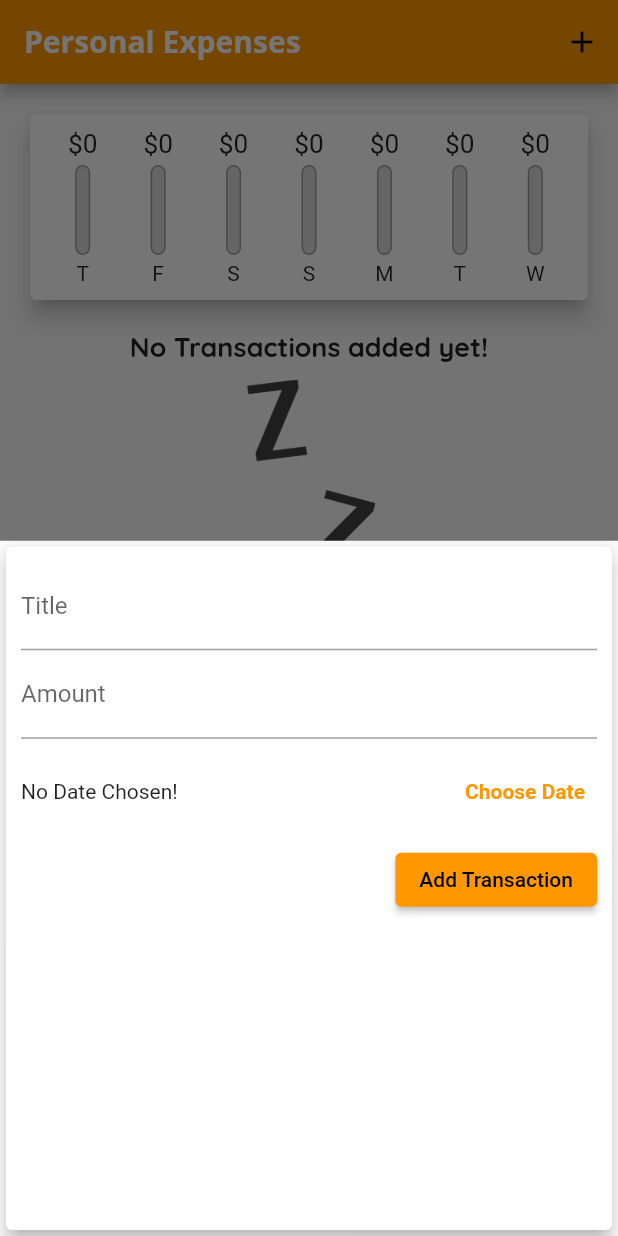
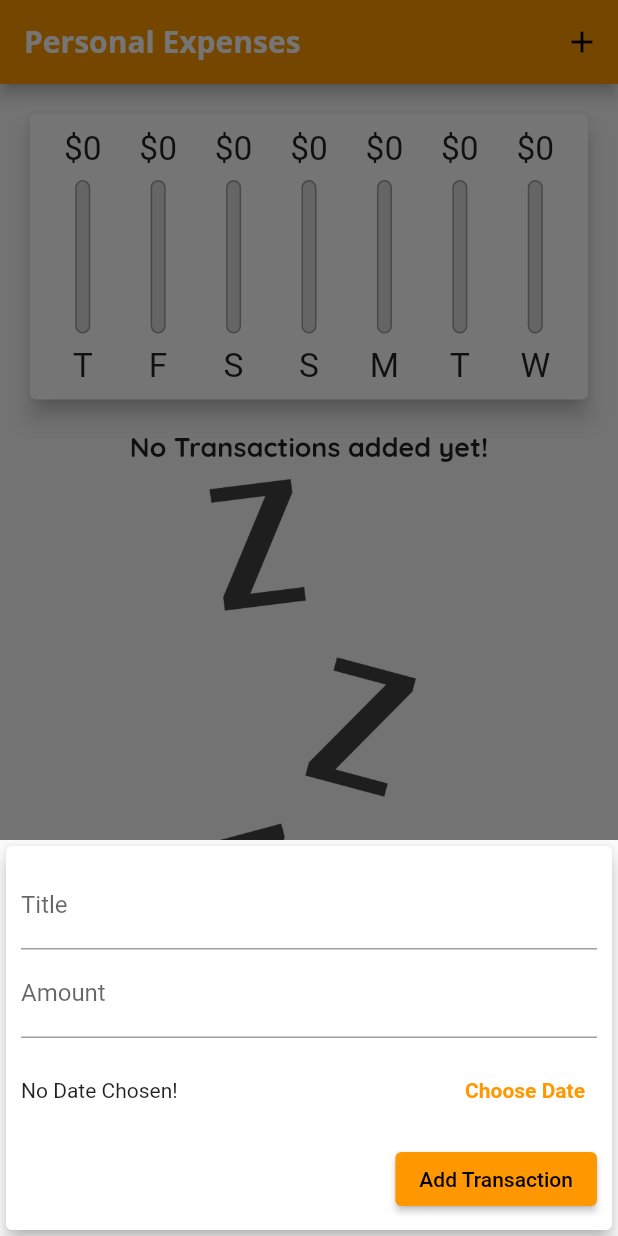
Before and after one commit to lukaofirst/learning-flutter-and-dart, a Flutter app: the screen it shows after launch, after a tap on the "add" icon, on a phone screen of 412 x 824 dp. Run offline on Flutter 3.47's test engine with Material 2 defaults, Android fonts, the phone set to English and light mode, and no system bars.

Commit message:
Responsive and Adaptive User Interfaces

```diff
--- a/003 - Personal Expenses App/personal_expenses_app/lib/main.dart
+++ b/003 - Personal Expenses App/personal_expenses_app/lib/main.dart
@@ -1,13 +1,25 @@
 // ignore_for_file: use_key_in_widget_constructors, prefer_const_literals_to_create_immutables, prefer_const_constructors, sized_box_for_whitespace, avoid_print, deprecated_member_use
+import 'dart:io';
 
+import 'package:flutter/cupertino.dart';
 import 'package:flutter/material.dart';
+// import 'package:flutter/services.dart';
 
 import './widgets/chart.dart';
 import './widgets/transaction_list.dart';
 import './widgets/new_transaction.dart';
 import './models/transaction.dart';
 
-void main() => runApp(MyApp());
+void main() {
+//   WidgetsFlutterBinding.ensureInitialized();
+
+//   SystemChrome.setPreferredOrientations([
+//     DeviceOrientation.portraitUp,
+//     DeviceOrientation.portraitDown,
+//   ]);
+
+  runApp(MyApp());
+}
 
 class MyApp extends StatelessWidget {
   @override
@@ -58,6 +70,7 @@ class _MyHomePageState extends State<MyHomePage> {
     //   date: DateTime.now(),
     // ),
   ];
+  bool _showChart = false;
 
   List<Transaction> get _recentTransactions {
     return _userTransactions.where((tx) {
@@ -104,8 +117,26 @@ class _MyHomePageState extends State<MyHomePage> {
 
   @override
   Widget build(BuildContext context) {
-    return Scaffold(
-      appBar: AppBar(
+    final mediaQuery = MediaQuery.of(context);
+    final isLandscape = mediaQuery.orientation == Orientation.landscape;
+
+    final dynamic appBar = Platform.isIOS
+        ? CupertinoNavigationBar(
+            middle: Text('Personal Expenses'),
+            trailing: Row(
+              mainAxisSize: MainAxisSize.min,
+              children: [
+                IconButton(
+                  onPressed: () => _startAddNewTransaction(context),
+                  icon: GestureDetector(
+                    child: Icon(CupertinoIcons.add),
+                    onTap: () => _startAddNewTransaction(context),
+                  ),
+                ),
+              ],
+            ),
+          )
+        : AppBar(
             title: Text('Personal Expenses'),
             actions: [
               IconButton(
@@ -113,19 +144,80 @@ class _MyHomePageState extends State<MyHomePage> {
                 icon: Icon(Icons.add),
               ),
             ],
-      ),
-      body: SingleChildScrollView(
+          );
+
+    final txListWidget = Container(
+      height: (mediaQuery.size.height -
+              appBar.preferredSize.height -
+              mediaQuery.padding.top) *
+          0.7,
+      child: TransactionList(_userTransactions, _deleteTransaction),
+    );
+
+    final pageBody = SafeArea(
+      child: SingleChildScrollView(
         child: Column(
           // mainAxisAlignment: MainAxisAlignment.start,
           crossAxisAlignment: CrossAxisAlignment.stretch,
           children: [
-            Chart(_recentTransactions),
-            TransactionList(_userTransactions, _deleteTransaction),
+            if (isLandscape)
+              Row(
+                mainAxisAlignment: MainAxisAlignment.center,
+                children: [
+                  Text(
+                    'Show Chart',
+                    style: Theme.of(context).textTheme.headline6,
+                  ),
+                  Switch.adaptive(
+                    activeColor: Theme.of(context).accentColor,
+                    value: _showChart,
+                    onChanged: (val) {
+                      setState(() {
+                        _showChart = val;
+                      });
+                    },
+                  ),
+                ],
+              ),
+            if (!isLandscape) ...[
+              Container(
+                height: (mediaQuery.size.height -
+                        appBar.preferredSize.height -
+                        mediaQuery.padding.top) *
+                    0.3,
+                child: Chart(_recentTransactions),
+              ),
+              txListWidget
+            ],
+            //if (!isLandscape) txListWidget,
+            if (isLandscape)
+              _showChart
+                  ? Container(
+                      height: (mediaQuery.size.height -
+                              appBar.preferredSize.height -
+                              mediaQuery.padding.top) *
+                          0.7,
+                      child: Chart(_recentTransactions),
+                    )
+                  : txListWidget,
           ],
         ),
       ),
-      floatingActionButtonLocation: FloatingActionButtonLocation.centerFloat,
-      floatingActionButton: FloatingActionButton(
+    );
+
+    return Platform.isIOS
+        ? CupertinoPageScaffold(
+            child: pageBody,
+            navigationBar: appBar,
+          )
+        : Scaffold(
+            appBar: appBar,
+            body: pageBody,
+            floatingActionButtonLocation:
+                FloatingActionButtonLocation.centerFloat,
+            floatingActionButton: Platform.isIOS
+                ? Container()
+                : FloatingActionButton(
                     child: Icon(Icons.add),
                     onPressed: () => _startAddNewTransaction(context),
                   ),
--- /dev/null
+++ b/003 - Personal Expenses App/personal_expenses_app/lib/widgets/adaptive_button.dart
@@ -0,0 +1,35 @@
+// ignore_for_file: use_key_in_widget_constructors, prefer_const_constructors, prefer_const_constructors_in_immutables
+
+import 'dart:io';
+
+import 'package:flutter/cupertino.dart';
+import 'package:flutter/material.dart';
+
+class AdaptiveButton extends StatelessWidget {
+  final String text;
+  final VoidCallback handler;
+
+  AdaptiveButton(this.text, this.handler);
+
+  @override
+  Widget build(BuildContext context) {
+    return Platform.isIOS
+        ? CupertinoButton(
+            onPressed: handler,
+            child: Text(
+              text,
+              style: TextStyle(fontWeight: FontWeight.bold),
+            ),
+          )
+        : TextButton(
+            onPressed: handler,
+            child: Text(
+              text,
+              style: TextStyle(fontWeight: FontWeight.bold),
+            ),
+            style: TextButton.styleFrom(
+              primary: Theme.of(context).primaryColor,
+            ),
+          );
+  }
+}
--- a/003 - Personal Expenses App/personal_expenses_app/lib/widgets/chart_bar.dart
+++ b/003 - Personal Expenses App/personal_expenses_app/lib/widgets/chart_bar.dart
@@ -11,19 +11,21 @@ class ChartBar extends StatelessWidget {
 
   @override
   Widget build(BuildContext context) {
+    return LayoutBuilder(
+      builder: (ctx, constraints) {
         return Column(
           children: [
             Container(
-          height: 20,
+              height: constraints.maxHeight * 0.15,
               child: FittedBox(
                 child: Text('\$${spendingAmount.toStringAsFixed(0)}'),
               ),
             ),
             SizedBox(
-          height: 4,
+              height: constraints.maxHeight * 0.05,
             ),
             Container(
-          height: 60,
+              height: constraints.maxHeight * 0.6,
               width: 10,
               child: Stack(
                 children: [
@@ -46,9 +48,14 @@ class ChartBar extends StatelessWidget {
                 ],
               ),
             ),
-        SizedBox(height: 4),
-        Text(label)
+            SizedBox(height: constraints.maxHeight * 0.05),
+            Container(
+              height: constraints.maxHeight * 0.15,
+              child: FittedBox(child: Text(label)),
+            )
           ],
+        );
+      },
     );
   }
 }
--- a/003 - Personal Expenses App/personal_expenses_app/lib/widgets/new_transaction.dart
+++ b/003 - Personal Expenses App/personal_expenses_app/lib/widgets/new_transaction.dart
@@ -1,7 +1,9 @@
 // ignore_for_file: prefer_const_constructors, use_key_in_widget_constructors, avoid_print, prefer_const_constructors_in_immutables, sized_box_for_whitespace
-
+import 'package:flutter/cupertino.dart';
 import 'package:flutter/material.dart';
 import 'package:intl/intl.dart';
+
+import 'adaptive_button.dart';
 
 class NewTransaction extends StatefulWidget {
   final Function addNewTransaction;
@@ -54,10 +56,16 @@ class _NewTransactionState extends State<NewTransaction> {
 
   @override
   Widget build(BuildContext context) {
-    return Card(
+    return SingleChildScrollView(
+      child: Card(
         elevation: 5,
         child: Container(
-        padding: EdgeInsets.all(10),
+          padding: EdgeInsets.only(
+            top: 10,
+            left: 10,
+            right: 10,
+            bottom: MediaQuery.of(context).viewInsets.bottom + 10,
+          ),
           child: Column(
             crossAxisAlignment: CrossAxisAlignment.end,
             children: <Widget>[
@@ -85,16 +93,7 @@ class _NewTransactionState extends State<NewTransaction> {
                             : 'Picked Date: ${DateFormat.yMd().format(_selectedDate!)}',
                       ),
                     ),
-                  TextButton(
-                    onPressed: _presentDatePicker,
-                    child: Text(
-                      'Choose Date',
-                      style: TextStyle(fontWeight: FontWeight.bold),
-                    ),
-                    style: TextButton.styleFrom(
-                      primary: Theme.of(context).primaryColor,
-                    ),
-                  )
+                    AdaptiveButton('Choose Date', _presentDatePicker),
                   ],
                 ),
               ),
@@ -108,6 +107,7 @@ class _NewTransactionState extends State<NewTransaction> {
             ],
           ),
         ),
+      ),
     );
   }
 }
--- a/003 - Personal Expenses App/personal_expenses_app/lib/widgets/transaction_list.dart
+++ b/003 - Personal Expenses App/personal_expenses_app/lib/widgets/transaction_list.dart
@@ -13,10 +13,10 @@ class TransactionList extends StatelessWidget {
 
   @override
   Widget build(BuildContext context) {
-    return Container(
-      height: 450,
-      child: transactions.isEmpty
-          ? Column(
+    return transactions.isEmpty
+        ? LayoutBuilder(
+            builder: (ctx, constraints) {
+              return Column(
                 children: [
                   Text(
                     'No Transactions added yet!',
@@ -26,10 +26,12 @@ class TransactionList extends StatelessWidget {
                     height: 10,
                   ),
                   Container(
-                  height: 200,
+                    height: constraints.maxHeight * 0.6,
                     child: Image.asset('assets/images/waiting.png'),
                   )
                 ],
+              );
+            },
           )
         : ListView.builder(
             itemBuilder: (ctx, index) {
@@ -53,7 +55,20 @@ class TransactionList extends StatelessWidget {
                   subtitle: Text(
                     DateFormat.yMMMM().format(transactions[index].date!),
                   ),
-                    trailing: IconButton(
+                  trailing: MediaQuery.of(context).size.width > 420
+                      ? TextButton.icon(
+                          onPressed: () =>
+                              deleteTransaction(transactions[index].id),
+                          icon: Icon(Icons.delete,
+                              color: Theme.of(context).errorColor),
+                          label: Text(
+                            'Delete',
+                            style: TextStyle(
+                              color: Theme.of(context).errorColor,
+                            ),
+                          ),
+                        )
+                      : IconButton(
                           onPressed: () =>
                               deleteTransaction(transactions[index].id),
                           icon: Icon(Icons.delete,
@@ -63,7 +78,6 @@ class TransactionList extends StatelessWidget {
               );
             },
             itemCount: transactions.length,
-            ),
           );
   }
 }
```
Lines whose indentation alone changed are shown as unchanged.
